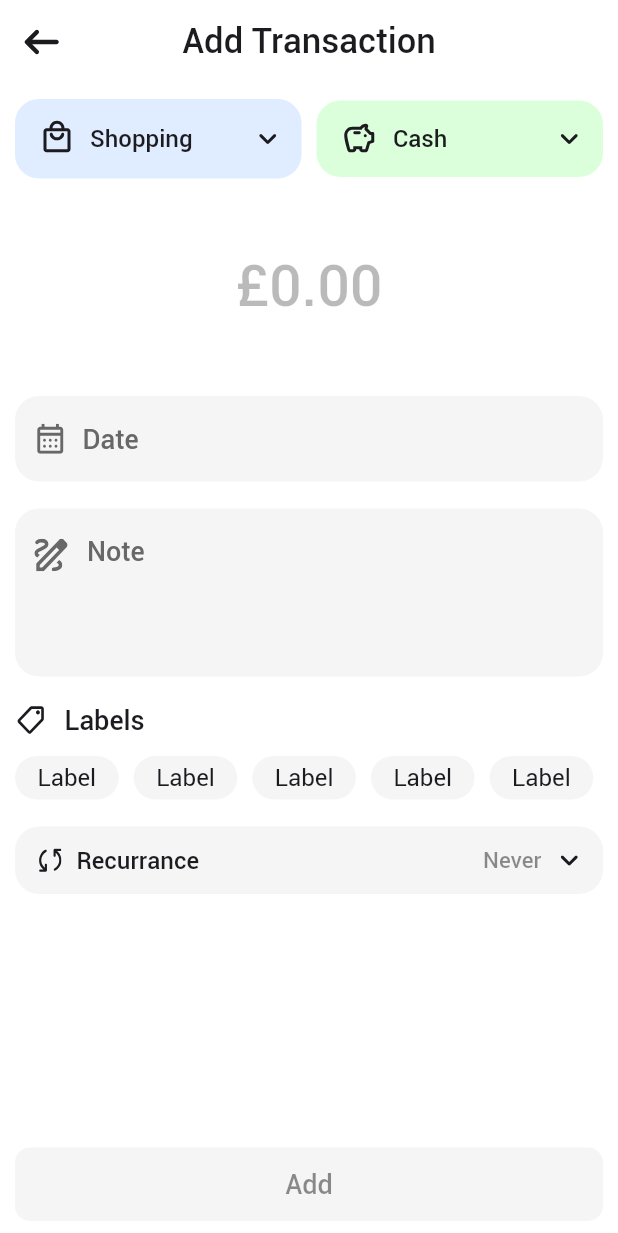
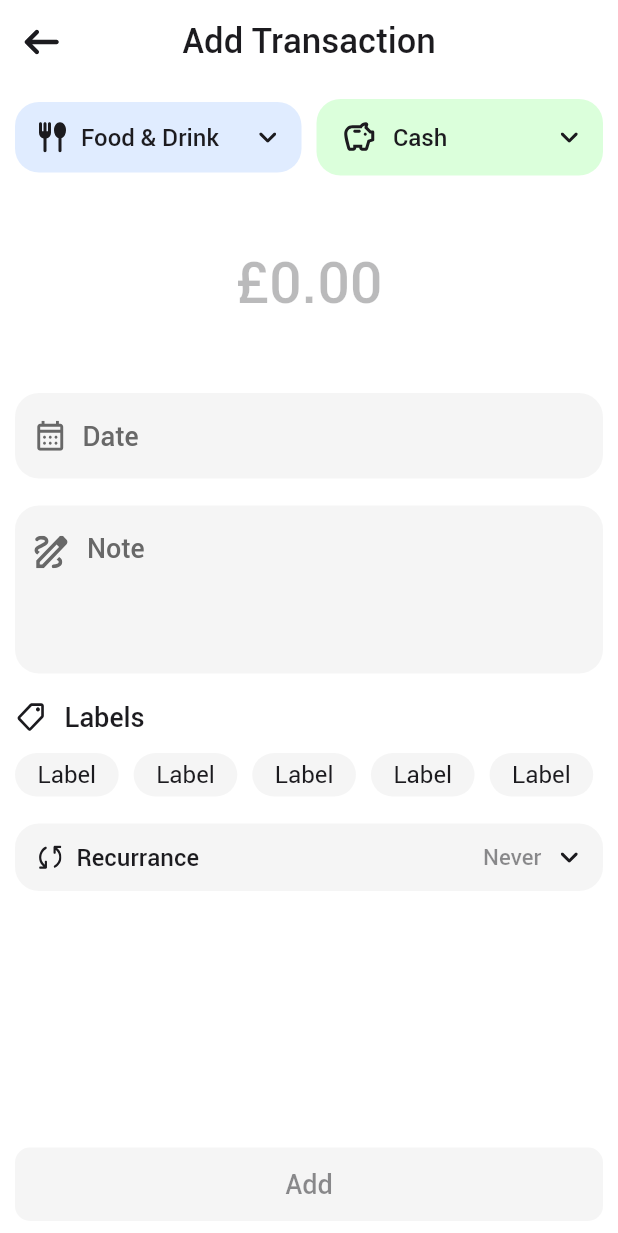
Before and after one commit to Mr-Talha110/Flutter-Expense-Tracker-A-Simple-Efficient-Budgeting-App-using-Riverpod-MVVM-, a Flutter app: the AddTransactionScreen screen opened by its route, after a tap on "Shopping", after a tap on "Food & Drink", on a phone screen of 412 x 824 dp. Shown: the top 1233 px of the screen. Run offline on Flutter 3.47's test engine with Material 3 defaults, Android fonts, the phone set to English and light mode, and no system bars; our stand-ins replace dartz, fl_chart, flutter_datetime_picker_plus, flutter_riverpod, flutter_slidable, flutter_svg and 3 more; accounts and stored records are empty.

Commit message:
change dropdown

```diff
--- a/lib/presentation/views/add_transaction_screen.dart
+++ b/lib/presentation/views/add_transaction_screen.dart
@@ -1,10 +1,10 @@
-import 'package:expense_tracker_app/core/utils/enums/shopping_type_enum.dart';
-import 'package:expense_tracker_app/core/utils/extensions/space_extension.dart';
 import 'package:expense_tracker_app/core/utils/app_assets.dart';
 import 'package:expense_tracker_app/core/utils/app_colors.dart';
 import 'package:expense_tracker_app/core/utils/app_fonts.dart';
 import 'package:expense_tracker_app/core/utils/app_strings.dart';
 import 'package:expense_tracker_app/core/utils/app_text_style.dart';
+import 'package:expense_tracker_app/core/utils/enums/shopping_type_enum.dart';
+import 'package:expense_tracker_app/core/utils/extensions/space_extension.dart';
 import 'package:expense_tracker_app/core/utils/methods.dart';
 import 'package:expense_tracker_app/core/utils/validations.dart';
 import 'package:expense_tracker_app/core/widgets/primary_app_bar.dart';
@@ -90,8 +90,8 @@ class _AddTransactionScreenState extends ConsumerState<AddTransactionScreen> {
                               !ref
                                   .read(shoppingDropdownProvider.notifier)
                                   .state,
-                          title: AppStrings.shopping,
-                          icon: AppAssets.cartIcon,
+                          title: shoppingType?.title ?? AppStrings.shopping,
+                          icon: shoppingType?.icon ?? AppAssets.cartIcon,
                           bgColor: AppColors.lightBlue,
                         ),
                       ),
--- a/lib/presentation/widgets/shopping_dropdown.dart
+++ b/lib/presentation/widgets/shopping_dropdown.dart
@@ -1,7 +1,7 @@
+import 'package:expense_tracker_app/core/utils/app_colors.dart';
 import 'package:expense_tracker_app/core/utils/enums/shopping_type_enum.dart';
 import 'package:expense_tracker_app/core/utils/extensions/opacity_extension.dart';
 import 'package:expense_tracker_app/core/utils/extensions/space_extension.dart';
-import 'package:expense_tracker_app/core/utils/app_colors.dart';
 import 'package:expense_tracker_app/presentation/view_models/providers/add_transaction_fields_providers.dart';
 import 'package:flutter/material.dart';
 import 'package:flutter_riverpod/flutter_riverpod.dart';
```
Also changed, not shown: lib/core/widgets/primary_button.dart (line endings or trailing spaces).
